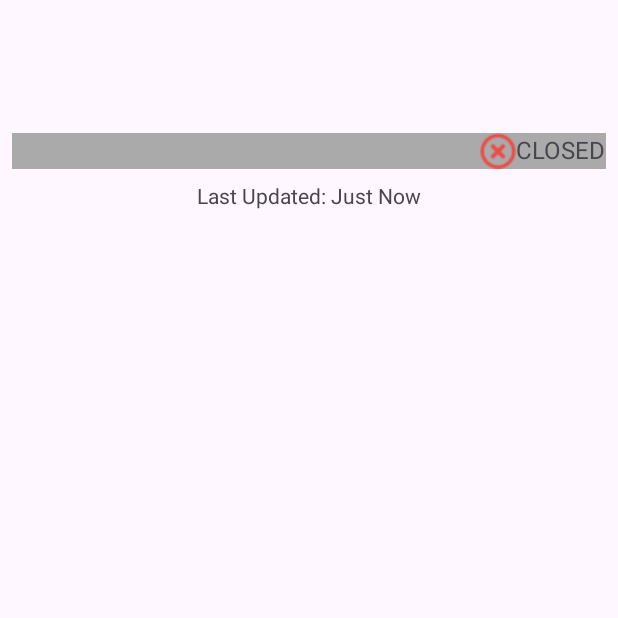
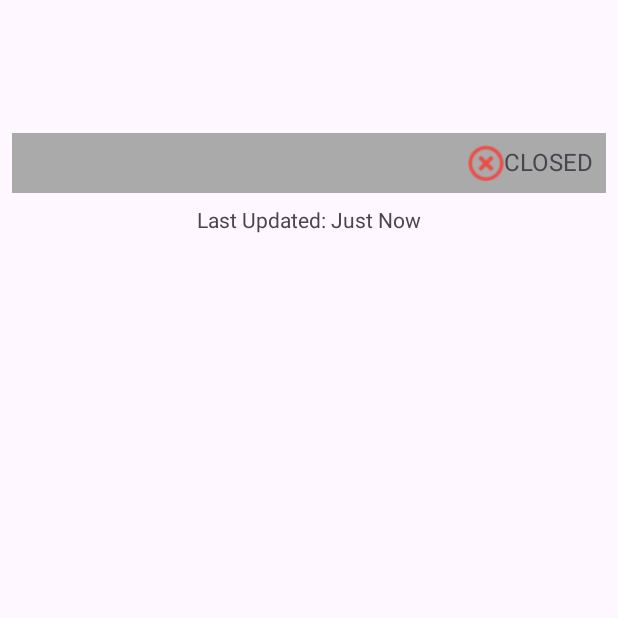
Before and after one commit to timrichards90/Assingment3, an Android app: the SkiAreaActivity screen opened directly, with no data from a screen before it, on a phone screen of 412 x 824 dp, the top half of it. Run offline under Robolectric (Android 15) with nearby library versions, the phone set to English and light mode, and no system bars; network calls fail; 12 statements that could not run were skipped.

Commit message:
improve layout

```diff
--- a/app/src/main/res/layout/ski_report.xml
+++ b/app/src/main/res/layout/ski_report.xml
@@ -82,6 +82,7 @@
         android:layout_width="match_parent"
         android:layout_height="wrap_content"
         android:background="@android:color/darker_gray"
+        android:padding="8dp"
         android:orientation="horizontal">
 
         <TextView
@@ -89,7 +90,6 @@
             android:layout_width="0dp"
             android:layout_height="wrap_content"
             android:layout_weight="1"
-            android:padding="0dp"
             android:layout_margin="0dp"
             android:textSize="16sp"/>
 
--- a/app/src/main/res/values/colors.xml
+++ /dev/null
@@ -1,5 +0,0 @@
-<?xml version="1.0" encoding="utf-8"?>
-<resources>
-    <color name="black">#FF000000</color>
-    <color name="white">#FFFFFFFF</color>
-</resources>
--- a/app/src/main/res/values/strings.xml
+++ /dev/null
@@ -1,4 +0,0 @@
-<resources>
-    <string name="app_name">Assingment3</string>
-    <string name="skifield_name">Skifield Name</string>
-</resources>
```
